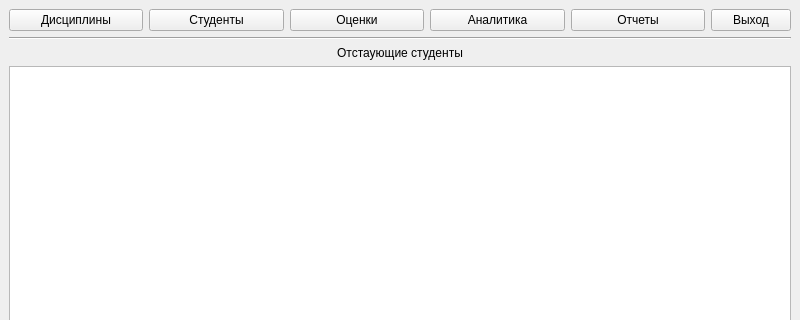
ziminyuri/student-performance-analysis, file forms/qt/mainwindow.ui: the form before one commit; both pictures show x 0 to 800 and y 0 to 320 of the 800 by 600 pixel window.
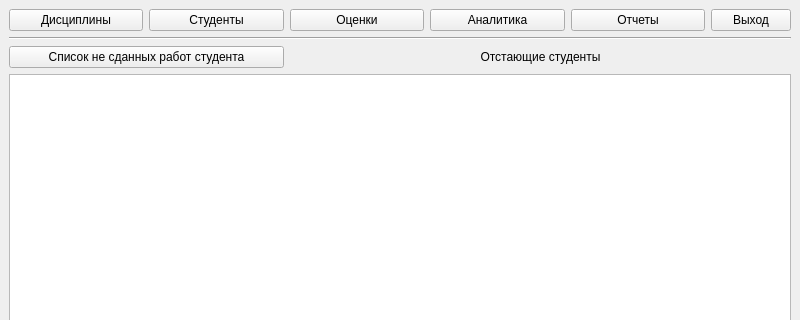
The form after the commit.

Patch:
```diff
--- a/forms/qt/mainwindow.ui
+++ b/forms/qt/mainwindow.ui
@@ -68,16 +68,6 @@
         </property>
        </widget>
       </item>
-      <item row="2" column="0" colspan="6">
-       <widget class="QLabel" name="label">
-        <property name="text">
-         <string>Отстаующие студенты</string>
-        </property>
-        <property name="alignment">
-         <set>Qt::AlignCenter</set>
-        </property>
-       </widget>
-      </item>
       <item row="0" column="2">
        <widget class="QPushButton" name="pushButton_grade">
         <property name="text">
@@ -85,6 +75,23 @@
         </property>
        </widget>
       </item>
+      <item row="2" column="2" colspan="4">
+       <widget class="QLabel" name="label">
+        <property name="text">
+         <string>Отстающие студенты</string>
+        </property>
+        <property name="alignment">
+         <set>Qt::AlignCenter</set>
+        </property>
+       </widget>
+      </item>
+      <item row="2" column="0" colspan="2">
+       <widget class="QPushButton" name="pushButton">
+        <property name="text">
+         <string>Список не сданных работ студента</string>
+        </property>
+       </widget>
+      </item>
      </layout>
     </item>
    </layout>
```
Left out of the diff: 2 changed lines with no effect on the pictures.
